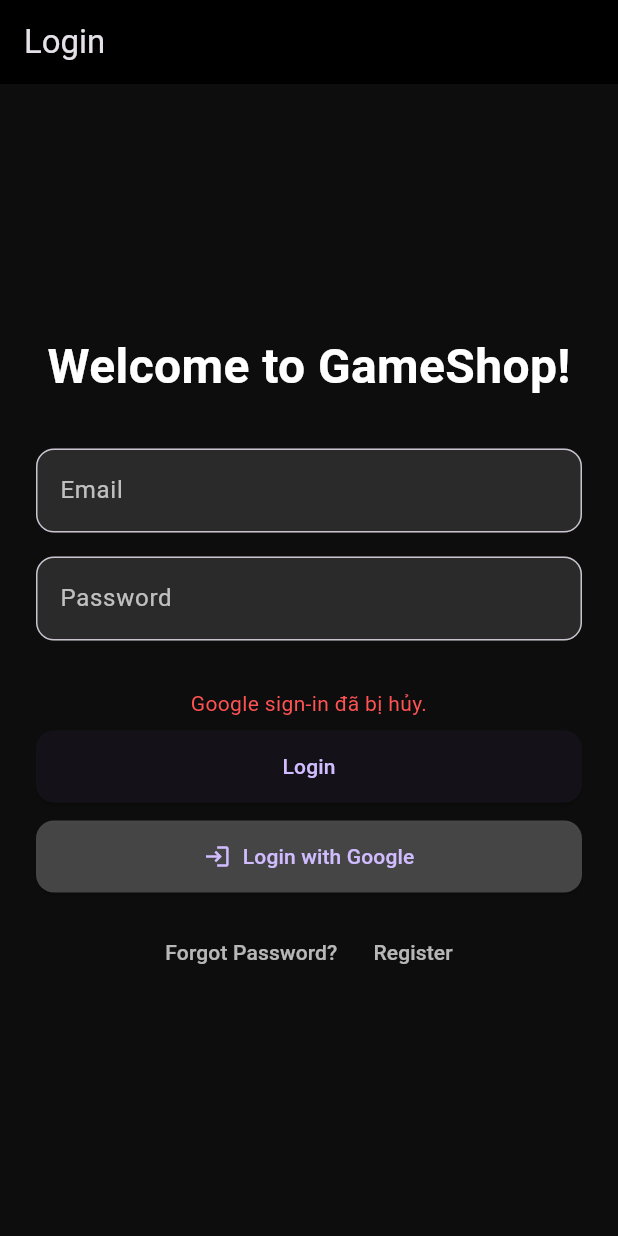
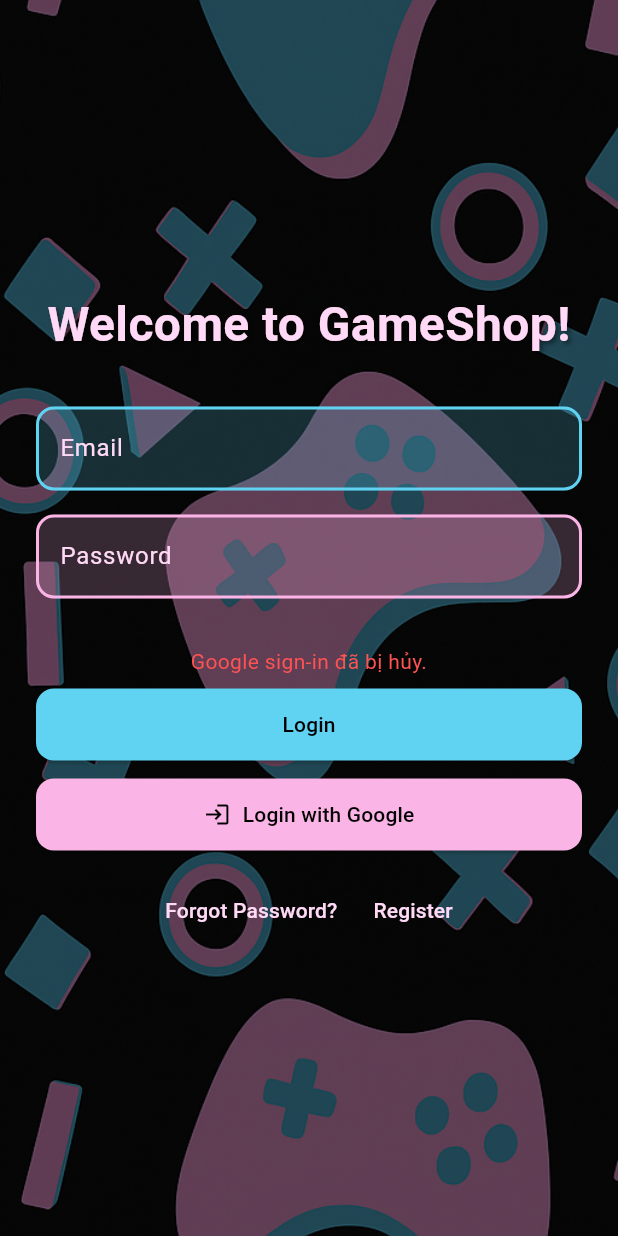
Before and after one commit to hieuphampm/Game-Selling-App, a Flutter app: the screen it shows after launch, after a tap on "Login with Google", on a phone screen of 412 x 824 dp. Run offline on Flutter 3.47's test engine with Material 3 defaults, Android fonts, the phone set to English and light mode, and no system bars; our stand-ins replace firebase_auth, firebase_core, google_sign_in; accounts and stored records are empty.

Commit message:
update login

```diff
--- a/flutter_app/lib/auth/login.dart
+++ b/flutter_app/lib/auth/login.dart
@@ -1,3 +1,4 @@
+import 'package:flutter/foundation.dart' show kIsWeb;
 import 'package:flutter/material.dart';
 import 'package:firebase_core/firebase_core.dart';
 import 'package:firebase_auth/firebase_auth.dart';
@@ -5,7 +6,7 @@ import 'package:google_sign_in/google_sign_in.dart';
 
 import '../components/navbar.dart';
 import 'register.dart';
-import 'forgot_password.dart';
+import 'forgot_password.dart'; // đảm bảo đúng import
 import '../firebase_options.dart';
 
 class LoginScreen extends StatefulWidget {
@@ -41,12 +42,10 @@ class _LoginScreenState extends State<LoginScreen> {
 
   Future<void> _loginWithEmailPassword() async {
     if (!_formKey.currentState!.validate()) return;
-
     setState(() {
       _isLoading = true;
       _error = null;
     });
-
     try {
       await FirebaseAuth.instance.signInWithEmailAndPassword(
         email: _emailController.text.trim(),
@@ -69,6 +68,10 @@ class _LoginScreenState extends State<LoginScreen> {
     });
 
     try {
+      if (kIsWeb) {
+        final provider = GoogleAuthProvider();
+        await FirebaseAuth.instance.signInWithPopup(provider);
+      } else {
         final googleUser = await GoogleSignIn().signIn();
         if (googleUser == null) {
           setState(() => _error = 'Google sign‑in đã bị hủy.');
@@ -80,10 +83,11 @@ class _LoginScreenState extends State<LoginScreen> {
           idToken: auth.idToken,
         );
         await FirebaseAuth.instance.signInWithCredential(cred);
+      }
       Navigator.of(context).pushReplacementNamed(NavBar.routeName);
     } on FirebaseAuthException catch (e) {
       setState(() => _error = 'Lỗi (${e.code}): ${e.message}');
-    } catch (_) {
+    } catch (e) {
       setState(() => _error = 'Không thể đăng nhập với Google.');
     } finally {
       setState(() => _isLoading = false);
@@ -92,12 +96,24 @@ class _LoginScreenState extends State<LoginScreen> {
 
   @override
   Widget build(BuildContext context) {
+    const bgColor = Color(0xFF0D0D0D);
+    const pinkLight = Color(0xFFFFD9F5);
+    const blueAccent = Color(0xFF60D3F3);
+    const pinkAccent = Color(0xFFFAB4E5);
+
+    OutlineInputBorder thickBorder(Color color) {
+      return OutlineInputBorder(
+        borderRadius: BorderRadius.circular(12),
+        borderSide: BorderSide(color: color, width: 2),
+      );
+    }
+
     return FutureBuilder<FirebaseApp>(
       future: _firebaseInit,
       builder: (context, snap) {
         if (snap.hasError) {
           return Scaffold(
-            backgroundColor: Colors.black,
+            backgroundColor: bgColor,
             body: Center(
               child: Text(
                 'Lỗi khởi tạo Firebase:\n${snap.error}',
@@ -109,31 +125,40 @@ class _LoginScreenState extends State<LoginScreen> {
         }
         if (snap.connectionState != ConnectionState.done) {
           return const Scaffold(
-            backgroundColor: Colors.black,
+            backgroundColor: bgColor,
             body: Center(child: CircularProgressIndicator()),
           );
         }
 
         return Scaffold(
-          appBar: AppBar(
-            title: const Text('Login'),
-            backgroundColor: Colors.black,
-          ),
-          backgroundColor: const Color(0xFF0D0D0D),
-          body: Center(
+          backgroundColor: bgColor,
+          body: Stack(
+            fit: StackFit.expand,
+            children: [
+              Image.asset('assets/images/dark_bg.png', fit: BoxFit.cover),
+              Container(color: Colors.black.withOpacity(0.6)),
+              Center(
                 child: SingleChildScrollView(
-              padding: const EdgeInsets.all(24),
+                  padding: const EdgeInsets.symmetric(horizontal: 24),
                   child: Form(
                     key: _formKey,
                     child: Column(
                       children: [
-                    const Text(
+                        Text(
                           'Welcome to GameShop!',
                           style: TextStyle(
                             fontSize: 32,
                             fontWeight: FontWeight.bold,
-                        color: Colors.white,
+                            color: pinkLight,
+                            shadows: const [
+                              Shadow(
+                                color: Colors.black45,
+                                offset: Offset(2, 2),
+                                blurRadius: 4,
                               ),
+                            ],
+                          ),
+                          textAlign: TextAlign.center,
                         ),
                         const SizedBox(height: 32),
 
@@ -142,12 +167,11 @@ class _LoginScreenState extends State<LoginScreen> {
                           style: const TextStyle(color: Colors.white),
                           decoration: InputDecoration(
                             labelText: 'Email',
-                        labelStyle: const TextStyle(color: Colors.white70),
+                            labelStyle: TextStyle(color: pinkLight),
                             filled: true,
-                        fillColor: Colors.white12,
-                        border: OutlineInputBorder(
-                          borderRadius: BorderRadius.circular(12),
-                        ),
+                            fillColor: blueAccent.withOpacity(0.2),
+                            enabledBorder: thickBorder(blueAccent),
+                            focusedBorder: thickBorder(pinkLight),
                           ),
                           keyboardType: TextInputType.emailAddress,
                           validator: (v) {
@@ -167,12 +191,11 @@ class _LoginScreenState extends State<LoginScreen> {
                           style: const TextStyle(color: Colors.white),
                           decoration: InputDecoration(
                             labelText: 'Password',
-                        labelStyle: const TextStyle(color: Colors.white70),
+                            labelStyle: TextStyle(color: pinkLight),
                             filled: true,
-                        fillColor: Colors.white12,
-                        border: OutlineInputBorder(
-                          borderRadius: BorderRadius.circular(12),
-                        ),
+                            fillColor: pinkAccent.withOpacity(0.2),
+                            enabledBorder: thickBorder(pinkAccent),
+                            focusedBorder: thickBorder(pinkLight),
                           ),
                           obscureText: true,
                           validator: (v) {
@@ -207,7 +230,7 @@ class _LoginScreenState extends State<LoginScreen> {
                                 child: ElevatedButton(
                                   onPressed: _loginWithEmailPassword,
                                   style: ElevatedButton.styleFrom(
-                                backgroundColor: Theme.of(context).primaryColor,
+                                    backgroundColor: blueAccent,
                                     shape: RoundedRectangleBorder(
                                       borderRadius: BorderRadius.circular(12),
                                     ),
@@ -215,7 +238,10 @@ class _LoginScreenState extends State<LoginScreen> {
                                       vertical: 14,
                                     ),
                                   ),
-                              child: const Text('Login'),
+                                  child: const Text(
+                                    'Login',
+                                    style: TextStyle(color: Colors.black),
+                                  ),
                                 ),
                               ),
                               const SizedBox(height: 12),
@@ -223,10 +249,16 @@ class _LoginScreenState extends State<LoginScreen> {
                                 width: double.infinity,
                                 child: ElevatedButton.icon(
                                   onPressed: _loginWithGoogle,
-                              icon: const Icon(Icons.login),
-                              label: const Text('Login with Google'),
+                                  icon: const Icon(
+                                    Icons.login,
+                                    color: Colors.black,
+                                  ),
+                                  label: const Text(
+                                    'Login with Google',
+                                    style: TextStyle(color: Colors.black),
+                                  ),
                                   style: ElevatedButton.styleFrom(
-                                backgroundColor: Colors.white24,
+                                    backgroundColor: pinkAccent,
                                     shape: RoundedRectangleBorder(
                                       borderRadius: BorderRadius.circular(12),
                                     ),
@@ -247,18 +279,18 @@ class _LoginScreenState extends State<LoginScreen> {
                               onPressed: () => Navigator.of(
                                 context,
                               ).pushNamed(ForgotPasswordScreen.routeName),
-                          child: const Text(
+                              child: Text(
                                 'Forgot Password?',
-                            style: TextStyle(color: Colors.white70),
+                                style: TextStyle(color: pinkLight),
                               ),
                             ),
                             TextButton(
                               onPressed: () => Navigator.of(
                                 context,
                               ).pushNamed(RegisterScreen.routeName),
-                          child: const Text(
+                              child: Text(
                                 'Register',
-                            style: TextStyle(color: Colors.white70),
+                                style: TextStyle(color: pinkLight),
                               ),
                             ),
                           ],
@@ -268,6 +300,8 @@ class _LoginScreenState extends State<LoginScreen> {
                   ),
                 ),
               ),
+            ],
+          ),
         );
       },
     );
```
Also changed, not shown: 2 other files. Lines whose indentation alone changed are shown as unchanged.
